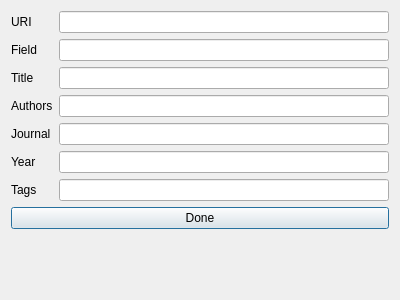
First picture: the form in designer/paper_info.ui, repository CoreySpohn/work_tools, before the edit.
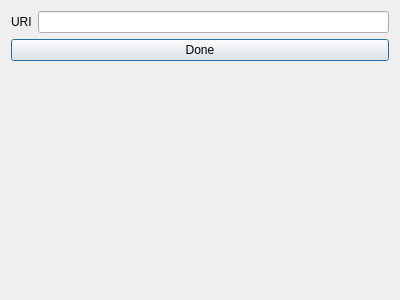
Second picture: the form after the edit.

Patch:
```diff
--- a/designer/paper_info.ui
+++ b/designer/paper_info.ui
@@ -14,79 +14,6 @@
    <string>Form</string>
   </property>
   <layout class="QFormLayout" name="formLayout">
-   <item row="2" column="0">
-    <widget class="QLabel" name="paper_title_label">
-     <property name="text">
-      <string>Title</string>
-     </property>
-    </widget>
-   </item>
-   <item row="3" column="0">
-    <widget class="QLabel" name="paper_authors_label">
-     <property name="text">
-      <string>Authors</string>
-     </property>
-    </widget>
-   </item>
-   <item row="5" column="0">
-    <widget class="QLabel" name="paper_year_label">
-     <property name="text">
-      <string>Year</string>
-     </property>
-    </widget>
-   </item>
-   <item row="2" column="1">
-    <widget class="QLineEdit" name="paper_title_line_edit"/>
-   </item>
-   <item row="3" column="1">
-    <widget class="QLineEdit" name="paper_authors_line_edit"/>
-   </item>
-   <item row="5" column="1">
-    <widget class="QLineEdit" name="paper_year_line_edit"/>
-   </item>
-   <item row="1" column="0">
-    <widget class="QLabel" name="paper_field_label">
-     <property name="text">
-      <string>Field</string>
-     </property>
-    </widget>
-   </item>
-   <item row="1" column="1">
-    <widget class="QLineEdit" name="paper_field_line_edit"/>
-   </item>
-   <item row="4" column="0">
-    <widget class="QLabel" name="paper_journal_label">
-     <property name="text">
-      <string>Journal</string>
-     </property>
-    </widget>
-   </item>
-   <item row="4" column="1">
-    <widget class="QLineEdit" name="paper_journal_line_edit"/>
-   </item>
-   <item row="6" column="0">
-    <widget class="QLabel" name="paper_tags_label">
-     <property name="text">
-      <string>Tags</string>
-     </property>
-    </widget>
-   </item>
-   <item row="6" column="1">
-    <widget class="QLineEdit" name="paper_tags_line_edit"/>
-   </item>
-   <item row="8" column="0" colspan="2">
-    <widget class="QPushButton" name="done_button">
-     <property name="text">
-      <string>Done</string>
-     </property>
-     <property name="autoDefault">
-      <bool>true</bool>
-     </property>
-     <property name="default">
-      <bool>true</bool>
-     </property>
-    </widget>
-   </item>
    <item row="0" column="0">
     <widget class="QLabel" name="paper_uri_label">
      <property name="text">
@@ -97,6 +24,19 @@
    <item row="0" column="1">
     <widget class="QLineEdit" name="paper_uri_line_edit"/>
    </item>
+   <item row="2" column="0" colspan="2">
+    <widget class="QPushButton" name="done_button">
+     <property name="text">
+      <string>Done</string>
+     </property>
+     <property name="autoDefault">
+      <bool>true</bool>
+     </property>
+     <property name="default">
+      <bool>true</bool>
+     </property>
+    </widget>
+   </item>
   </layout>
  </widget>
  <tabstops>
```
Left out of the diff: 6 changed lines with no effect on the pictures.
